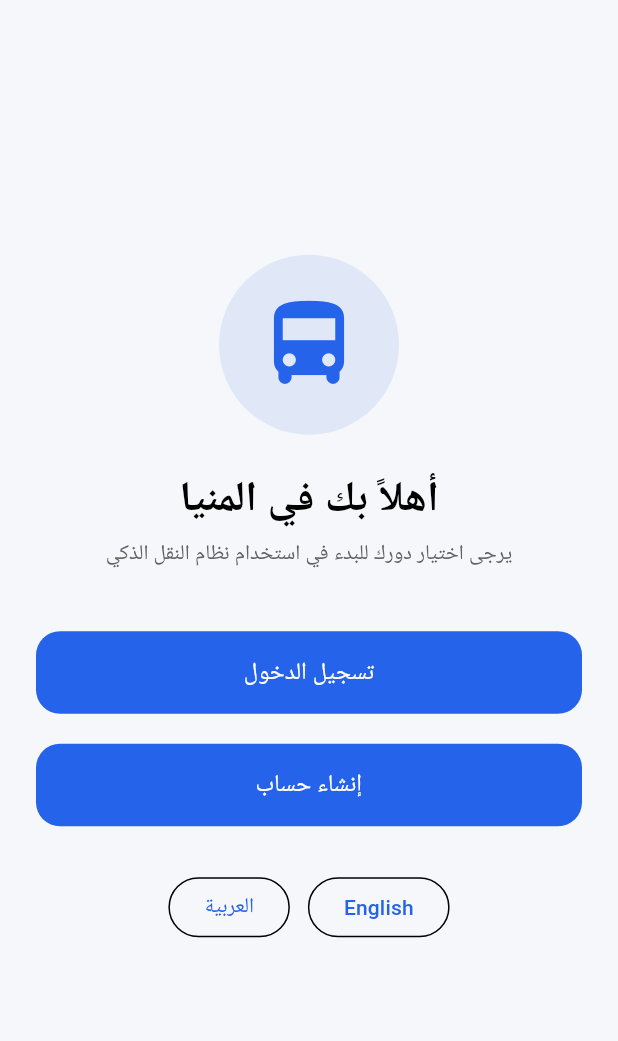
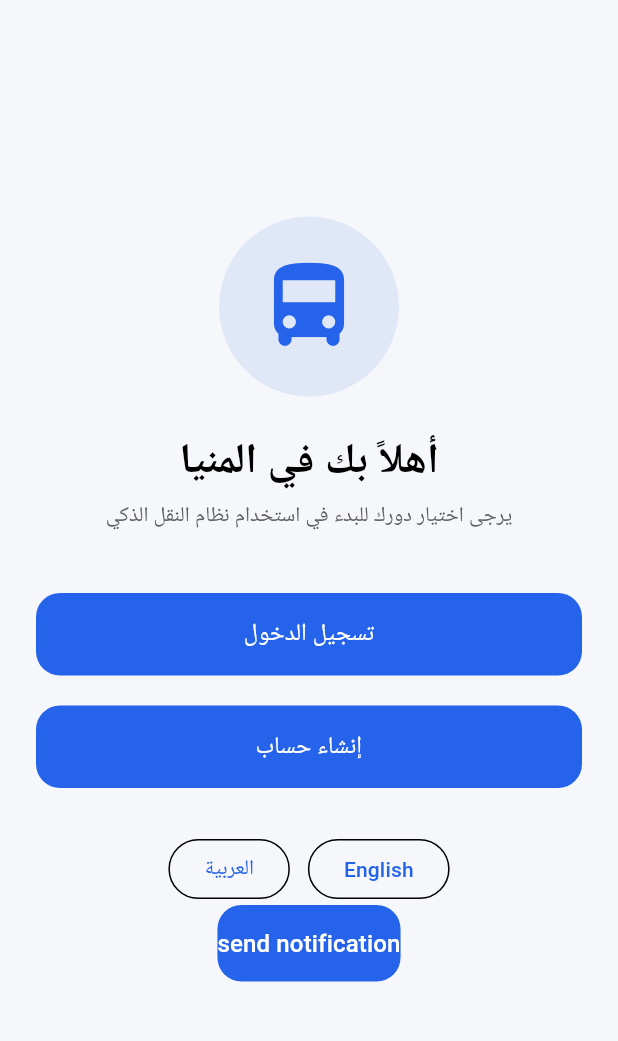
Before and after one commit to a7medhosny/smart-microbus, a Flutter app: the screen it shows after launch, after a tap on "العربية", on a phone screen of 412 x 824 dp, the part 61-1102 px from its top. Run offline on Flutter 3.47's test engine with Material 3 defaults, Android fonts, the phone set to English and light mode, and no system bars; our stand-ins replace bloc, dartz, dio, equatable, flutter_bloc, flutter_local_notifications and 8 more; generated files the repository leaves out were written again.

Commit message:
complete Notification Service

```diff
--- a/lib/core/DI/dependency_injection.dart
+++ b/lib/core/DI/dependency_injection.dart
@@ -149,7 +149,6 @@ void _registerDependencies() {
       resetPasswordUseCase: getIt<ResetPasswordUseCase>(),
     ),
   );
-
 }
 
 void _driverDependencies() {
@@ -199,28 +198,4 @@ void _driverDependencies() {
       getIt<ListenToQueueNotificationsUseCase>(),
     ),
   );
-
-  getIt.registerLazySingleton<LoginApiService>(
-    () => LoginApiService(getIt<Dio>()),
-  );
-  getIt.registerLazySingleton<LoginRemoteDataSource>(
-    () => LoginRemoteDataSourceImpl(getIt<LoginApiService>()),
-  );
-  getIt.registerLazySingleton<LoginRepo>(
-    () => LoginRepoImpl(getIt<LoginRemoteDataSource>()),
-  );
-  getIt.registerFactory<LoginUseCase>(() => LoginUseCase(getIt<LoginRepo>()));
-  getIt.registerFactory<ForgetPasswordUseCase>(
-    () => ForgetPasswordUseCase(getIt<LoginRepo>()),
-  );
-  getIt.registerFactory<ResetPasswordUseCase>(
-    () => ResetPasswordUseCase(getIt<LoginRepo>()),
-  );
-  getIt.registerFactory<LoginCubit>(
-    () => LoginCubit(
-      loginUseCase: getIt<LoginUseCase>(),
-      forgetPasswordUseCase: getIt<ForgetPasswordUseCase>(),
-      resetPasswordUseCase: getIt<ResetPasswordUseCase>(),
-    ),
-  );
 }
--- /dev/null
+++ b/lib/core/services/noification_servises.dart
@@ -0,0 +1,60 @@
+import 'package:flutter_local_notifications/flutter_local_notifications.dart';
+
+class NotificationService {
+  static final FlutterLocalNotificationsPlugin notificationsPlugin =
+      FlutterLocalNotificationsPlugin();
+
+  static Future<void> init() async {
+    const AndroidInitializationSettings androidSettings =
+        AndroidInitializationSettings('ic_notification');
+
+    const DarwinInitializationSettings iosSettings =
+        DarwinInitializationSettings();
+
+    const InitializationSettings settings = InitializationSettings(
+      android: androidSettings,
+      iOS: iosSettings,
+    );
+
+    await notificationsPlugin.initialize(settings: settings);
+  }
+
+  static Future<void> requestPermission() async {
+    await notificationsPlugin
+        .resolvePlatformSpecificImplementation<
+          AndroidFlutterLocalNotificationsPlugin
+        >()
+        ?.requestNotificationsPermission();
+
+    await notificationsPlugin
+        .resolvePlatformSpecificImplementation<
+          IOSFlutterLocalNotificationsPlugin
+        >()
+        ?.requestPermissions(alert: true, badge: true, sound: true);
+  }
+
+  static Future<void> showNotification({
+    required String title,
+    required String body,
+  }) async {
+    const AndroidNotificationDetails androidDetails =
+        AndroidNotificationDetails(
+          'channel_id',
+          'channel_name',
+          importance: Importance.max,
+          priority: Priority.high,
+          icon: 'ic_notification',
+        );
+
+    const NotificationDetails details = NotificationDetails(
+      android: androidDetails,
+    );
+
+    await notificationsPlugin.show(
+      title: title,
+      body: body,
+      notificationDetails: details,
+      id: 0,
+    );
+  }
+}
--- a/lib/features/Auth/login/presentation/widgets/forget_password_form.dart
+++ b/lib/features/Auth/login/presentation/widgets/forget_password_form.dart
@@ -1,18 +1,13 @@
 import 'package:flutter/material.dart';
 import 'package:flutter_bloc/flutter_bloc.dart';
-import 'package:get_it/get_it.dart';
-import 'package:smart_microbus/core/helpers/app_snack_bar.dart';
 import 'package:smart_microbus/core/helpers/extensions.dart';
 import 'package:smart_microbus/core/helpers/show_toast_helper.dart';
 import 'package:smart_microbus/core/helpers/spacing.dart';
 import 'package:smart_microbus/core/routing/routes.dart';
 import 'package:smart_microbus/core/widgets/custom_text_field.dart';
-import 'package:smart_microbus/features/Auth/login/domain/entites/forget_password_entity.dart';
 import 'package:smart_microbus/features/Auth/login/presentation/cubit/cubit/login_cubit.dart';
-import 'package:smart_microbus/features/register/presentation/cubit/register_cubit.dart';
 import 'package:smart_microbus/l10n/app_localizations.dart';
 
-import '../../../../../core/DI/dependency_injection.dart';
 import '../../../../../core/helpers/app_regex.dart';
 import '../../../../../core/storage/cache_keys.dart';
 
--- a/lib/features/Auth/login/presentation/widgets/login_form_body.dart
+++ b/lib/features/Auth/login/presentation/widgets/login_form_body.dart
@@ -2,7 +2,6 @@ import 'package:flutter/material.dart';
 import 'package:flutter_bloc/flutter_bloc.dart';
 import 'package:smart_microbus/core/auth/token_helper.dart';
 import 'package:smart_microbus/core/auth/token_manager.dart';
-import 'package:smart_microbus/core/helpers/app_snack_bar.dart';
 import 'package:smart_microbus/core/helpers/extensions.dart';
 import 'package:smart_microbus/core/helpers/show_toast_helper.dart';
 import 'package:smart_microbus/core/helpers/spacing.dart';
--- a/lib/features/Driver/driver_home/domain/entities/queue_item.dart
+++ b/lib/features/Driver/driver_home/domain/entities/queue_item.dart
@@ -1,8 +1,6 @@
 class QueueItem {
   final String queueId;
-
   final String driverId;
-
   final int position;
   final String status;
   final DateTime joinedAt;
--- a/lib/features/register/presentation/cubit/register_cubit.dart
+++ b/lib/features/register/presentation/cubit/register_cubit.dart
@@ -1,4 +1,3 @@
-import 'package:dio/dio.dart';
 import 'package:flutter_bloc/flutter_bloc.dart';
 import 'package:equatable/equatable.dart';
 import 'package:smart_microbus/features/register/domain/entities/verify_otp_response_entity.dart';
--- a/lib/features/register/presentation/pages/register_screen.dart
+++ b/lib/features/register/presentation/pages/register_screen.dart
@@ -1,7 +1,6 @@
 import 'package:flutter/material.dart';
 
 import '../controllers/register_controllers.dart';
-import '../widgets/register_widgets/register_button.dart';
 import '../widgets/register_widgets/register_footer.dart';
 import '../widgets/register_widgets/register_form.dart';
 import '../widgets/register_widgets/register_header.dart';
--- a/lib/features/register/presentation/widgets/otp_widgets/otp_verify_button.dart
+++ b/lib/features/register/presentation/widgets/otp_widgets/otp_verify_button.dart
@@ -1,11 +1,9 @@
 import 'package:flutter/material.dart';
 import 'package:flutter_bloc/flutter_bloc.dart';
 
-import '../../../../../core/helpers/app_snack_bar.dart';
 import '../../../../../core/helpers/extensions.dart';
 import '../../../../../core/helpers/show_toast_helper.dart';
 import '../../../../../core/routing/routes.dart';
-import '../../../../../core/storage/cache_helper.dart';
 import '../../../../../core/storage/cache_keys.dart';
 import '../../../../../l10n/app_localizations.dart';
 import '../../controllers/otp_controller.dart';
--- a/lib/features/register/presentation/widgets/register_widgets/register_button.dart
+++ b/lib/features/register/presentation/widgets/register_widgets/register_button.dart
@@ -5,7 +5,6 @@ import 'package:flutter_bloc/flutter_bloc.dart';
 import 'package:smart_microbus/core/helpers/extensions.dart';
 import 'package:smart_microbus/core/routing/routes.dart';
 
-import '../../../../../core/helpers/app_snack_bar.dart';
 import '../../../../../core/helpers/show_toast_helper.dart';
 import '../../../../../core/storage/cache_helper.dart';
 import '../../../../../core/storage/cache_keys.dart';
--- a/lib/main.dart
+++ b/lib/main.dart
@@ -2,12 +2,11 @@ import 'package:flutter/material.dart';
 import 'package:flutter_bloc/flutter_bloc.dart';
 import 'package:flutter_localizations/flutter_localizations.dart';
 import 'package:flutter_screenutil/flutter_screenutil.dart';
-import 'package:smart_microbus/core/config/app_config.dart';
 
 import 'package:smart_microbus/core/helpers/extensions.dart';
 import 'package:smart_microbus/core/networking/dio_factory.dart';
 import 'package:smart_microbus/core/routing/routes.dart';
-import 'package:smart_microbus/features/Driver/driver_home/presentation/cubit/driver_home_cubit.dart';
+import 'package:smart_microbus/core/services/noification_servises.dart';
 import 'package:smart_microbus/features/register/presentation/cubit/register_cubit.dart';
 import 'package:smart_microbus/l10n/app_localizations.dart';
 
@@ -15,7 +14,6 @@ import 'core/di/dependency_injection.dart';
 import 'core/localization/locale_cubit.dart';
 import 'core/localization/locale_state.dart';
 import 'core/routing/app_router.dart';
-import 'core/storage/cache_keys.dart';
 import 'core/theme/app_theme.dart';
 import 'core/theme/theme_cubit.dart';
 
@@ -24,8 +22,8 @@ void main() async {
 
   /// 🔥 Initialize Dependency Injection
   await setupDependencyInjection();
-
-  // AppConfig.useMockData = false;
+  await NotificationService.init();
+  await NotificationService.requestPermission();
 
   runApp(const MyApp());
 }
@@ -42,8 +40,6 @@ class MyApp extends StatelessWidget {
         BlocProvider(create: (_) => getIt<LocaleCubit>()),
         BlocProvider(create: (_) => getIt<ThemeCubit>()),
         BlocProvider(create: (_) => getIt<RegisterCubit>()),
-        BlocProvider(create: (_) => getIt<DriverHomeCubit>()),
-
       ],
       child: BlocBuilder<LocaleCubit, LocaleState>(
         builder: (context, localeState) {
@@ -209,6 +205,23 @@ class HomeScreen extends StatelessWidget {
                   ),
                 ],
               ),
+              ElevatedButton(
+                onPressed: () {
+                  NotificationService.showNotification(
+                    title: 'notification',
+                    body: 'fjifjijr',
+                  );
+                },
+                style: ElevatedButton.styleFrom(
+                  shape: RoundedRectangleBorder(
+                    borderRadius: BorderRadius.circular(16),
+                  ),
+                ),
+                child: Text(
+                  'send notification',
+                  style: const TextStyle(fontSize: 16),
+                ),
+              ),
             ],
           ),
         ),
```
Also changed, not shown: lib/features/Driver/driver_home/domain/repository/driver_home_repository.dart (+6 -9 lines), lib/features/register/data/models/verify_otp_response_model.dart (+9 -20 lines), pubspec.yaml (+15 -16 lines), assets/images/image-removebg-preview.png (added), pubspec.lock, 34 other files.
